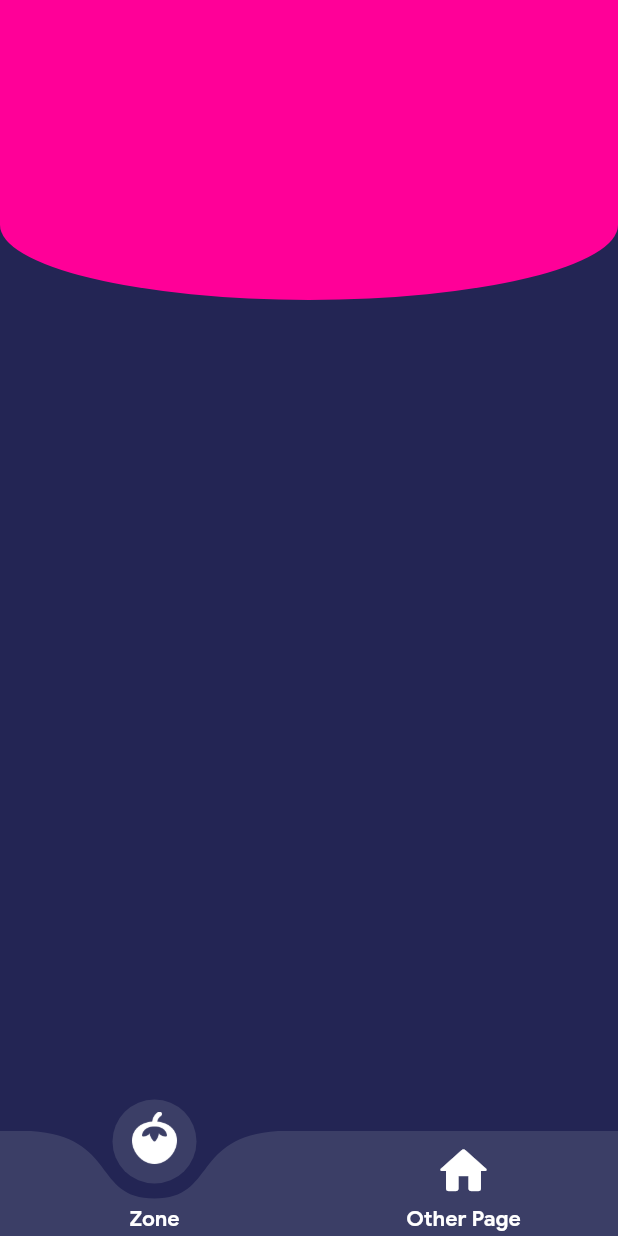
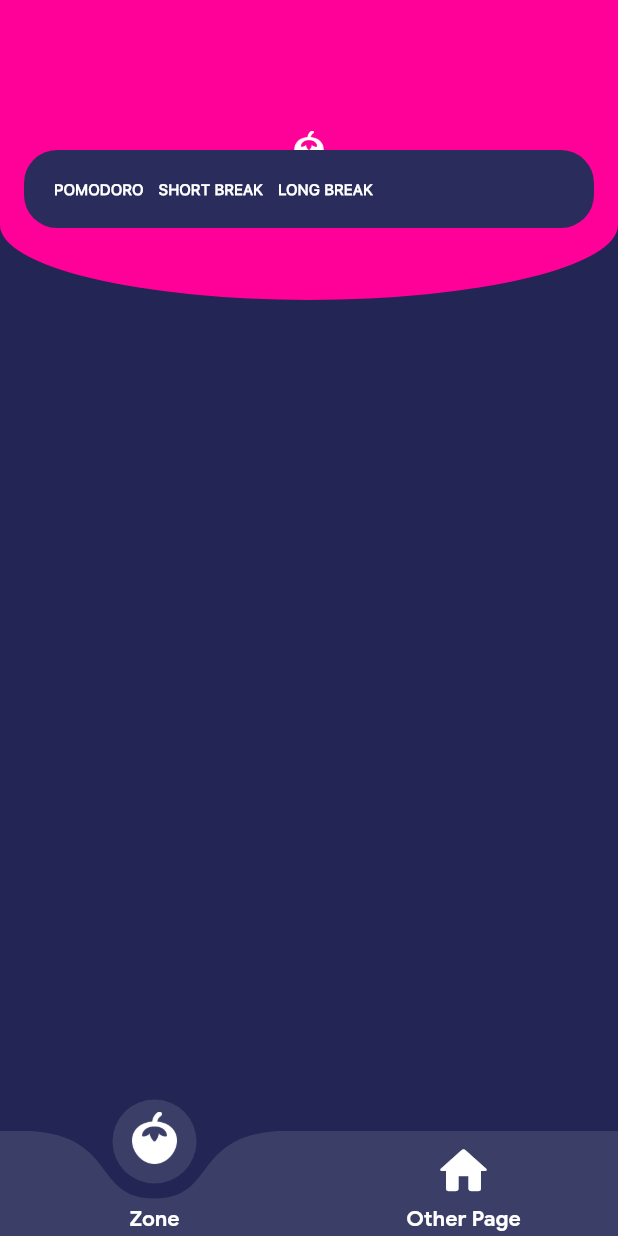
Before and after one commit to tomc128/classify-timer-trial, a Flutter app: the screen it shows after launch, on a phone screen of 412 x 824 dp. Run offline on Flutter 3.47's test engine with Material 2 defaults, Android fonts, the phone set to English and light mode, and no system bars; drawn by our look-alikes of curved_labeled_navigation_bar; project files that could hold a hidden picture were left out.

Commit message:
Add first zone clock 'card' container

```diff
--- a/lib/main.dart
+++ b/lib/main.dart
@@ -6,7 +6,7 @@ import 'package:timer_trial/pages/other_page.dart';
 import 'package:timer_trial/pages/zone.dart';
 
 void main(List<String> args) {
-  runApp(MaterialApp(
+  runApp(const MaterialApp(
     home: ClassifyTrial(),
   ));
 }
@@ -19,7 +19,7 @@ class ClassifyTrial extends StatefulWidget {
 }
 
 class _ClassifyTrialState extends State<ClassifyTrial> {
-  Widget _currentPage = ZonePage();
+  Widget _currentPage = const ZonePage();
 
   @override
   Widget build(BuildContext context) {
@@ -32,13 +32,13 @@ class _ClassifyTrialState extends State<ClassifyTrial> {
           if (value == 0)
             {
               setState(() {
-                  _currentPage = ZonePage();
+                _currentPage = const ZonePage();
               })
             }
           else
             {
               setState(() {
-                  _currentPage = OtherPage();
+                _currentPage = const OtherPage();
               })
             }
         },
@@ -50,21 +50,20 @@ class _ClassifyTrialState extends State<ClassifyTrial> {
               width: 40,
             ),
             label: "Zone",
-              labelStyle: kGoogleSansTextStyle.copyWith(
-                  fontSize: 14, color: Colors.white),
+            labelStyle: kGoogleSansTextStyle.copyWith(fontSize: 14, color: Colors.white),
           ),
           CurvedNavigationBarItem(
-                child: Icon(
+              child: const Icon(
                 Icons.home_rounded,
                 size: 40,
                 color: Colors.white,
               ),
               label: "Other Page",
-                labelStyle: kGoogleSansTextStyle.copyWith(
-                    fontSize: 14, color: Colors.white)),
+              labelStyle: kGoogleSansTextStyle.copyWith(fontSize: 14, color: Colors.white)),
         ],
       ),
       backgroundColor: kPurpleColor3,
-        body: _currentPage);
+      body: _currentPage,
+    );
   }
 }
--- a/lib/pages/zone.dart
+++ b/lib/pages/zone.dart
@@ -25,6 +25,43 @@ class _ZonePageState extends State<ZonePage> {
               bottomRight: Radius.elliptical(screenWidth / 2, 50),
             ),
           ),
+          child: const Center(
+            child: Image(
+              image: AssetImage('assets/icons/icons8_tomato_96px_3.png'),
+              width: 26,
+            ),
+          ),
+        ),
+        Container(
+          margin: const EdgeInsets.fromLTRB(16, 100, 16, 0),
+          padding: const EdgeInsets.all(20),
+          decoration: BoxDecoration(
+            color: kPurpleColor9,
+            borderRadius: BorderRadius.circular(22),
+          ),
+          child: Column(
+            mainAxisSize: MainAxisSize.min,
+            children: [
+              Row(
+                children: [
+                  Text(
+                    'POMODORO',
+                    style: kSFTextStyle.copyWith(fontSize: 10, color: Colors.white),
+                  ),
+                  const SizedBox(width: 10),
+                  Text(
+                    'SHORT BREAK',
+                    style: kSFTextStyle.copyWith(fontSize: 10, color: Colors.white),
+                  ),
+                  const SizedBox(width: 10),
+                  Text(
+                    'LONG BREAK',
+                    style: kSFTextStyle.copyWith(fontSize: 10, color: Colors.white),
+                  ),
+                ],
+              ),
+            ],
+          ),
         ),
       ],
     );
```
Lines whose indentation alone changed are shown as unchanged.
